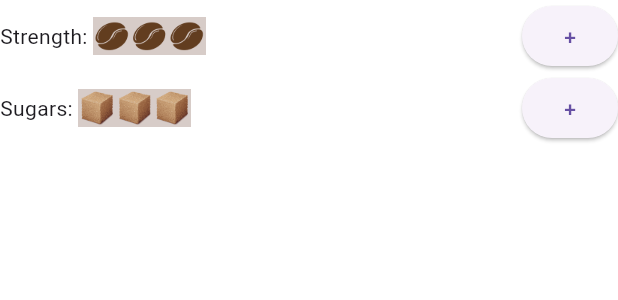
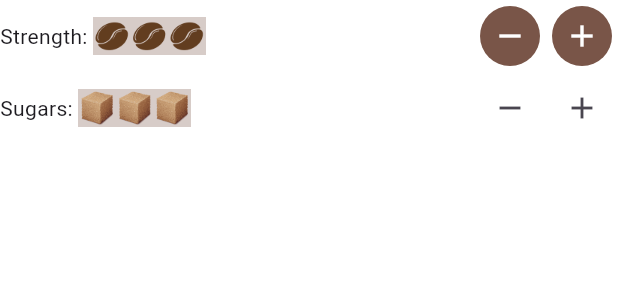
Before and after one commit to mzahalan/FlutterCrashCourse, a Flutter app: the CoffeePrefs widget shown alone on an empty page, opened directly, on a phone screen of 412 x 824 dp. Shown: the top 300 px of the screen. Run offline on Flutter 3.47's test engine with Material 3 defaults, Android fonts, the phone set to English and light mode, and no system bars.

Commit message:
Lesson 15 - Buttons
created some buttons.

```diff
--- a/coffee_card/lib/screens/coffee_prefs.dart
+++ b/coffee_card/lib/screens/coffee_prefs.dart
@@ -2,6 +2,19 @@ import 'package:flutter/material.dart';
 
 class CoffeePrefs extends StatelessWidget {
   const CoffeePrefs({super.key});
+
+  void increaseStrength() {
+    print('strength increased');
+  }
+  void increaseSugar() {
+    print('sugar increased');
+  }
+  void decreaseStrength() {
+    print('strength decreased');
+  }
+  void decreaseSugar() {
+    print('sugar decreased');
+  }
 
   @override
   Widget build(BuildContext context) {
@@ -18,9 +31,14 @@ class CoffeePrefs extends StatelessWidget {
                 colorBlendMode: BlendMode.multiply,
               ),
             const Expanded(child: SizedBox()),
-            ElevatedButton(
-              onPressed: () {},
-              child: const Text('+')),
+            IconButton(
+              onPressed: (){},
+              icon: const Icon(Icons.remove),
+              style: FilledButton.styleFrom(backgroundColor: Colors.brown, foregroundColor: Colors.white),),
+            IconButton(
+              onPressed: increaseStrength,
+              icon: const Icon(Icons.add),
+              style: FilledButton.styleFrom(backgroundColor: Colors.brown, foregroundColor: Colors.white)),
           ],
         ),
         Row(
@@ -34,10 +52,9 @@ class CoffeePrefs extends StatelessWidget {
                 colorBlendMode: BlendMode.multiply,
               ),
             const Expanded(child: SizedBox()),
-            ElevatedButton(
-              onPressed: () {},
-              child: const Text('+')),
-          ],
+            IconButton(onPressed: (){}, icon: const Icon(Icons.remove)),
+            IconButton(onPressed: increaseSugar, icon: const Icon(Icons.add)),
+          ]
         ),
       ],
     );
```
